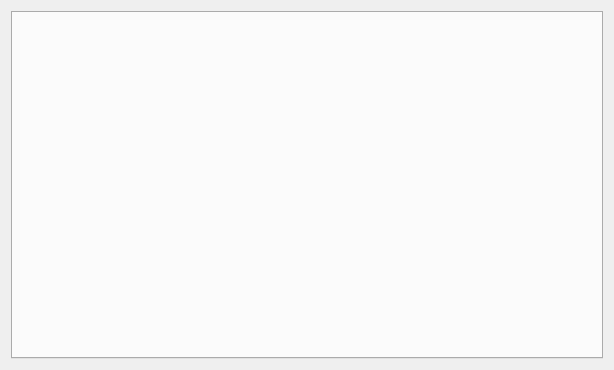
Qt form FilterDialog/Dialog/FilterDialog.ui (JayDalton/MatrixFilter) before a commit.
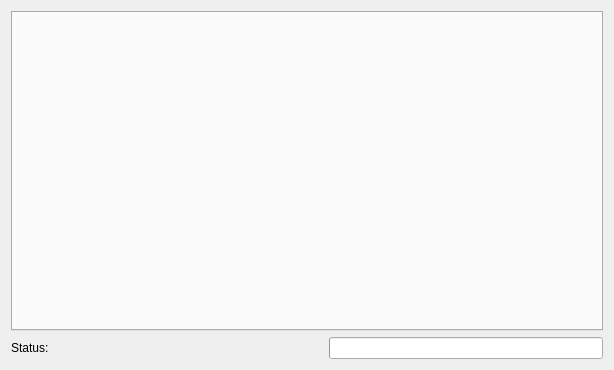
The same form after that commit.

Commit message: + progress bar & directory listing

The edit to the form file:
```diff
--- a/FilterDialog/Dialog/FilterDialog.ui
+++ b/FilterDialog/Dialog/FilterDialog.ui
@@ -14,6 +14,37 @@
    <string>Filter Dialog</string>
   </property>
   <layout class="QGridLayout">
+   <item row="1" column="0">
+    <layout class="QHBoxLayout" name="horizontalLayout">
+     <item>
+      <widget class="QLabel" name="statusLabel">
+       <property name="text">
+        <string>Status:</string>
+       </property>
+      </widget>
+     </item>
+     <item>
+      <spacer name="horizontalSpacer">
+       <property name="orientation">
+        <enum>Qt::Horizontal</enum>
+       </property>
+       <property name="sizeHint" stdset="0">
+        <size>
+         <width>40</width>
+         <height>20</height>
+        </size>
+       </property>
+      </spacer>
+     </item>
+     <item>
+      <widget class="QProgressBar" name="progressBar">
+       <property name="textVisible">
+        <bool>false</bool>
+       </property>
+      </widget>
+     </item>
+    </layout>
+   </item>
    <item row="0" column="0">
     <widget class="QTabWidget" name="tabWidget"/>
    </item>
```
The commit also changes 4 other files.
